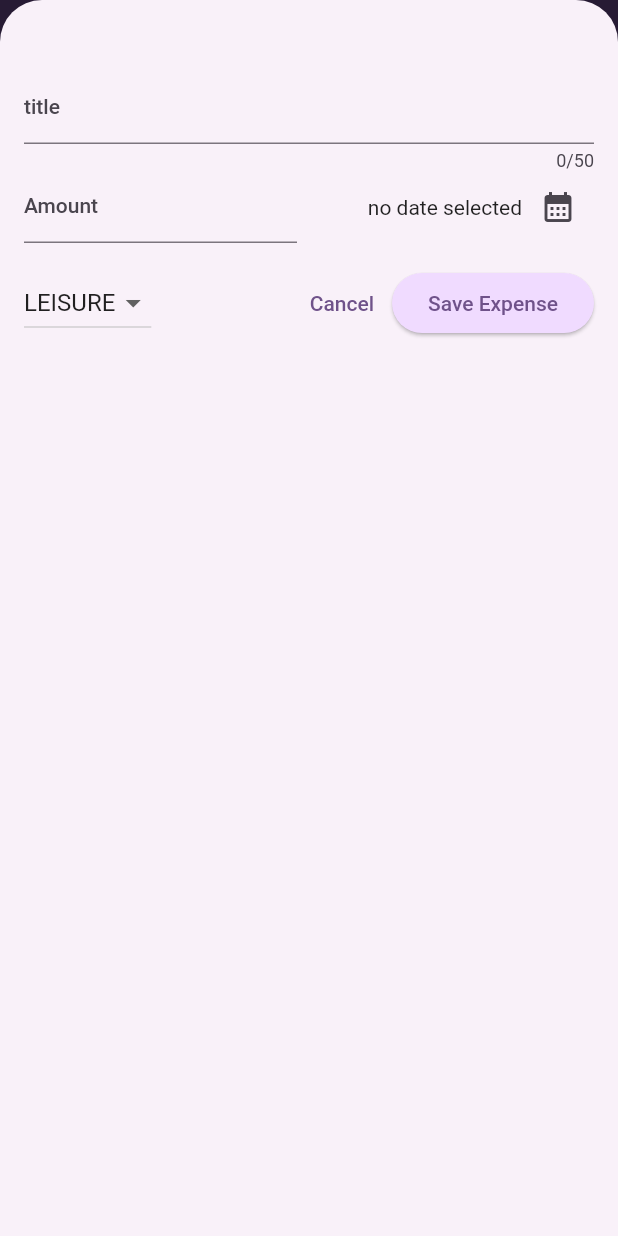
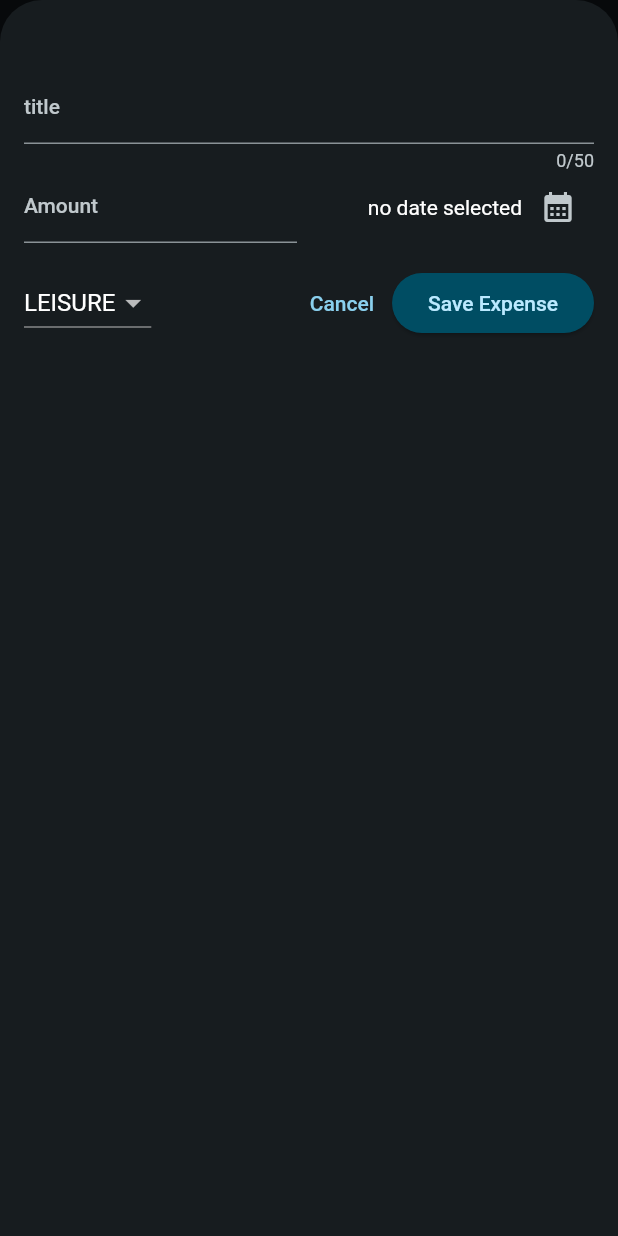
Before and after one commit to bima-taruna/expense_project, a Flutter app: the screen it shows after launch, after a tap on the "add" icon, on a phone screen of 412 x 824 dp. Run offline on Flutter 3.47's test engine with Material 2 defaults, Android fonts, the phone set to English and light mode, and no system bars.

Commit message:
add dark mode

```diff
--- a/lib/main.dart
+++ b/lib/main.dart
@@ -4,9 +4,25 @@ import 'package:flutter/material.dart';
 var kColorScheme =
     ColorScheme.fromSeed(seedColor: const Color.fromARGB(255, 167, 74, 255));
 
+var kDarkColorScheme = ColorScheme.fromSeed(
+    brightness: Brightness.dark,
+    seedColor: const Color.fromARGB(255, 5, 99, 125));
+
 void main() {
   runApp(
     MaterialApp(
+      darkTheme: ThemeData.dark().copyWith(
+        useMaterial3: true,
+        colorScheme: kDarkColorScheme,
+        cardTheme: const CardTheme().copyWith(
+            color: kDarkColorScheme.secondaryContainer,
+            margin: const EdgeInsets.symmetric(horizontal: 16, vertical: 8)),
+        elevatedButtonTheme: ElevatedButtonThemeData(
+            style: ElevatedButton.styleFrom(
+          backgroundColor: kDarkColorScheme.primaryContainer,
+          foregroundColor: kDarkColorScheme.onPrimaryContainer,
+        )),
+      ),
       theme: ThemeData().copyWith(
           useMaterial3: true,
           colorScheme: kColorScheme,
@@ -26,6 +42,7 @@ void main() {
                   fontWeight: FontWeight.bold,
                   color: kColorScheme.onSecondaryContainer,
                   fontSize: 16))),
+      themeMode: ThemeMode.dark,
       home: const Expenses(),
     ),
   );
```
